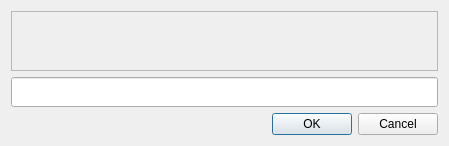
The window that GUI/OutputDialog.ui (smithbro2115/HTML-Swapper) describes before a commit, drawn with Qt 5.
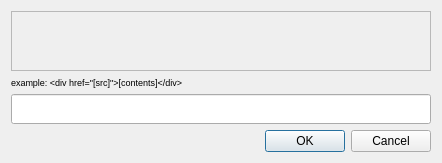
The same window after the commit.

Commit message: - Worked on the output dialog

The edit to the form file:
```diff
--- a/GUI/OutputDialog.ui
+++ b/GUI/OutputDialog.ui
@@ -6,8 +6,8 @@
    <rect>
     <x>0</x>
     <y>0</y>
-    <width>449</width>
-    <height>146</height>
+    <width>442</width>
+    <height>159</height>
    </rect>
   </property>
   <property name="windowTitle">
@@ -36,8 +36,8 @@
        <rect>
         <x>0</x>
         <y>0</y>
-        <width>429</width>
-        <height>58</height>
+        <width>422</width>
+        <height>57</height>
        </rect>
       </property>
       <property name="sizePolicy">
@@ -74,7 +74,7 @@
      </widget>
     </widget>
    </item>
-   <item row="2" column="0">
+   <item row="3" column="0">
     <widget class="QDialogButtonBox" name="buttonBox">
      <property name="orientation">
       <enum>Qt::Horizontal</enum>
@@ -84,7 +84,7 @@
      </property>
     </widget>
    </item>
-   <item row="1" column="0">
+   <item row="2" column="0">
     <widget class="QLineEdit" name="lineEdit">
      <property name="minimumSize">
       <size>
@@ -94,6 +94,22 @@
      </property>
     </widget>
    </item>
+   <item row="1" column="0">
+    <widget class="QLabel" name="label">
+     <property name="font">
+      <font>
+       <pointsize>8</pointsize>
+      </font>
+     </property>
+     <property name="text">
+      <string>&lt;!DOCTYPE HTML PUBLIC &quot;-//W3C//DTD HTML 4.0//EN&quot; &quot;http://www.w3.org/TR/REC-html40/strict.dtd&quot;&gt;
+&lt;html&gt;&lt;head&gt;&lt;meta name=&quot;qrichtext&quot; content=&quot;1&quot; /&gt;&lt;style type=&quot;text/css&quot;&gt;
+p, li { white-space: pre-wrap; }
+&lt;/style&gt;&lt;/head&gt;&lt;body style=&quot; font-family:'MS Shell Dlg 2'; font-size:8pt; font-weight:400; font-style:normal;&quot;&gt;
+&lt;p style=&quot; margin-top:0px; margin-bottom:0px; margin-left:0px; margin-right:0px; -qt-block-indent:0; text-indent:0px;&quot;&gt;&lt;span style=&quot; font-size:7pt;&quot;&gt;example: &amp;lt;div href=&amp;quot;[src]&amp;quot;&amp;gt;[contents]&amp;lt;/div&amp;gt;&lt;/span&gt;&lt;/p&gt;&lt;/body&gt;&lt;/html&gt;</string>
+     </property>
+    </widget>
+   </item>
   </layout>
  </widget>
  <resources/>
```
The commit also changes 2 other files.
